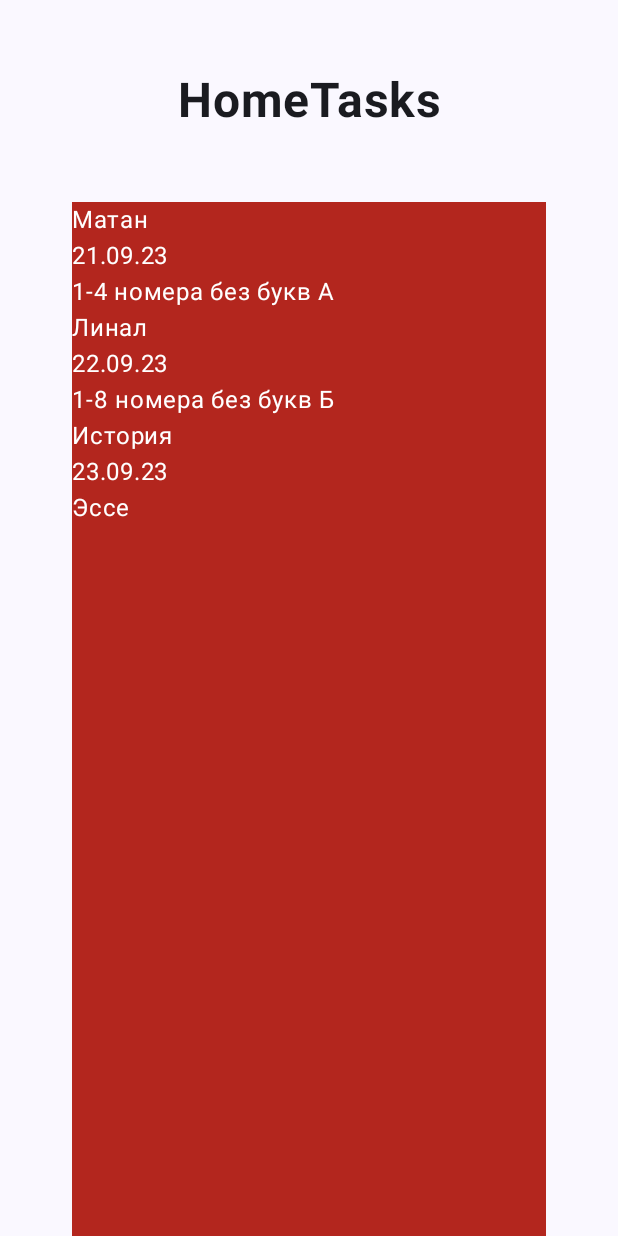
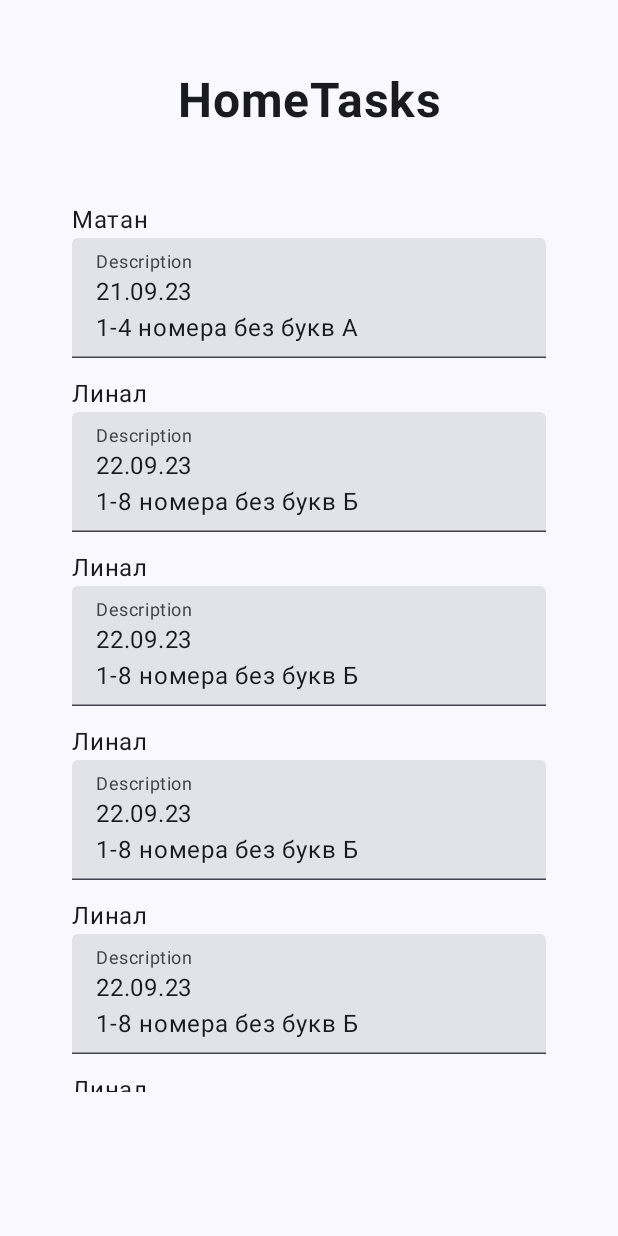
Before and after one commit to zhilovhub/HomeTaskHelper, an Android app built with Jetpack Compose: the screen it shows after launch (MainActivity), on a phone screen of 412 x 824 dp. Run offline under Robolectric (Android 15) with nearby library versions, the phone set to English and light mode, and no system bars.

Commit message:
TextField in task + new test tasks

```diff
--- a/app/src/main/java/com/example/hometaskhelper/ui/models/Task.kt
+++ b/app/src/main/java/com/example/hometaskhelper/ui/models/Task.kt
@@ -3,7 +3,5 @@ package com.example.hometaskhelper.ui.models
 
 data class Task(
     val name: String,
-    val date: String,
     val description: String,
-    val finished: Boolean
 )
--- a/app/src/main/java/com/example/hometaskhelper/ui/screens/MainScreen.kt
+++ b/app/src/main/java/com/example/hometaskhelper/ui/screens/MainScreen.kt
@@ -1,13 +1,17 @@
 package com.example.hometaskhelper.ui.screens
 
+import androidx.compose.foundation.layout.Arrangement
 import androidx.compose.foundation.layout.Column
 import androidx.compose.foundation.layout.fillMaxSize
+import androidx.compose.foundation.layout.fillMaxWidth
 import androidx.compose.foundation.layout.padding
 import androidx.compose.foundation.lazy.LazyColumn
 import androidx.compose.foundation.lazy.items
+import androidx.compose.material3.ExperimentalMaterial3Api
 import androidx.compose.material3.MaterialTheme
 import androidx.compose.material3.Surface
 import androidx.compose.material3.Text
+import androidx.compose.material3.TextField
 import androidx.compose.runtime.Composable
 import androidx.compose.ui.Alignment
 import androidx.compose.ui.Modifier
@@ -48,34 +52,47 @@ fun HomeScreen(modifier: Modifier = Modifier) {
 
 @Composable
 fun Tasks(tasks: List<Task> = listOf(
-    Task("Матан", "21.09.23", "1-4 номера без букв А", false),
-    Task("Линал", "22.09.23", "1-8 номера без букв Б", true),
-    Task("История", "23.09.23", "Эссе", false),
+    Task("Матан", "21.09.23\n1-4 номера без букв А"),
+    Task("Линал",  "22.09.23\n1-8 номера без букв Б"),
+    Task("Линал",  "22.09.23\n1-8 номера без букв Б"),
+    Task("Линал",  "22.09.23\n1-8 номера без букв Б"),
+    Task("Линал",  "22.09.23\n1-8 номера без букв Б"),
+    Task("Линал",  "22.09.23\n1-8 номера без букв Б"),
+    Task("Линал",  "22.09.23\n1-8 номера без букв Б"),
+    Task("Линал",  "22.09.23\n1-8 номера без букв Б"),
+    Task("Линал",  "22.09.23\n1-8 номера без букв Б"),
+    Task("Линал",  "22.09.23\n1-8 номера без букв Б"),
+    Task("История",  "\nЭссе"),
 )) {
     Surface(
-        modifier = Modifier.fillMaxSize().padding(top = 48.dp, start = 48.dp, end=48.dp),
-        color = MaterialTheme.colorScheme.error
+        modifier = Modifier
+            .fillMaxSize()
+            .padding(top = 48.dp, start = 48.dp, end = 48.dp, bottom = 96.dp)
+//        color = MaterialTheme.colorScheme.error
     ) {
         LazyColumn(
-
+            verticalArrangement = Arrangement.spacedBy(12.dp)
         ) {
             items(tasks) {task ->
                 Task(task)
             }
         }
     }
-
-
-
 }
 
 
+@OptIn(ExperimentalMaterial3Api::class)
+//@Preview
 @Composable
-fun Task(task: Task) {
+fun Task(task: Task = Task("Линал", "22.09.23\n1-8 номера без букв Б")) {
     Column {
         Text(text = task.name)
-        Text(text = task.date)
-        Text(text = task.description)
+        TextField(
+            modifier = Modifier.fillMaxWidth(),
+            value = task.description,
+            onValueChange = {  },
+            label = {Text("Description")}
+        )
     }
 }
 
```
